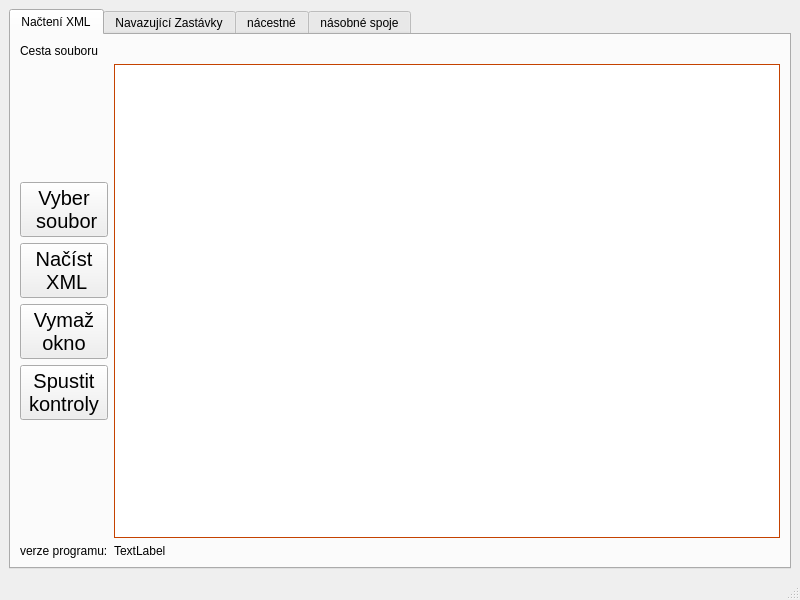
Before: the Qt Designer form mainwindow.ui in frutabruta/RopidXmlTools, drawn with Qt 5.
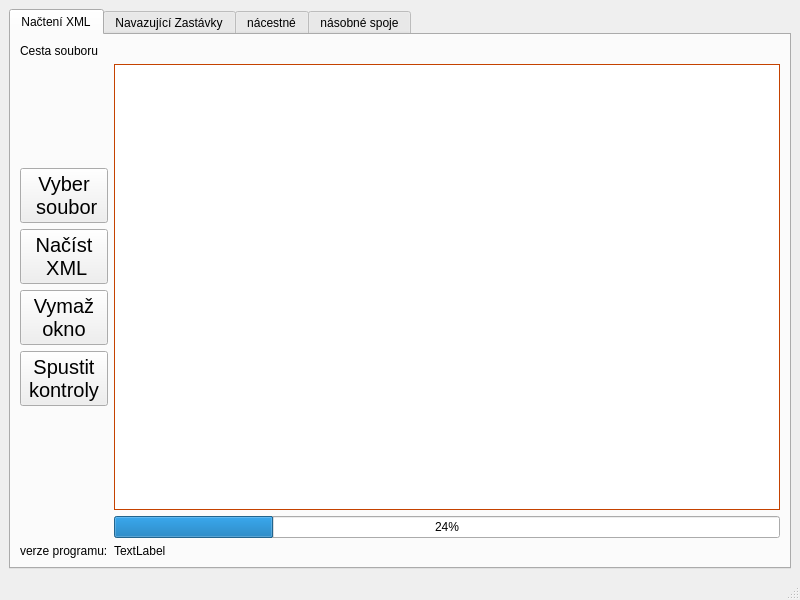
After: the same form once the commit is applied.

Commit message: - doplnen progressbar - lehke zpomaleni importu

Diff of the .ui file:
```diff
--- a/mainwindow.ui
+++ b/mainwindow.ui
@@ -194,6 +194,13 @@
           </property>
          </widget>
         </item>
+        <item row="6" column="1">
+         <widget class="QProgressBar" name="progressBar">
+          <property name="value">
+           <number>24</number>
+          </property>
+         </widget>
+        </item>
        </layout>
       </widget>
       <widget class="QWidget" name="tab_zastNavazSpoj">
```
The commit also changes 2 other files.
